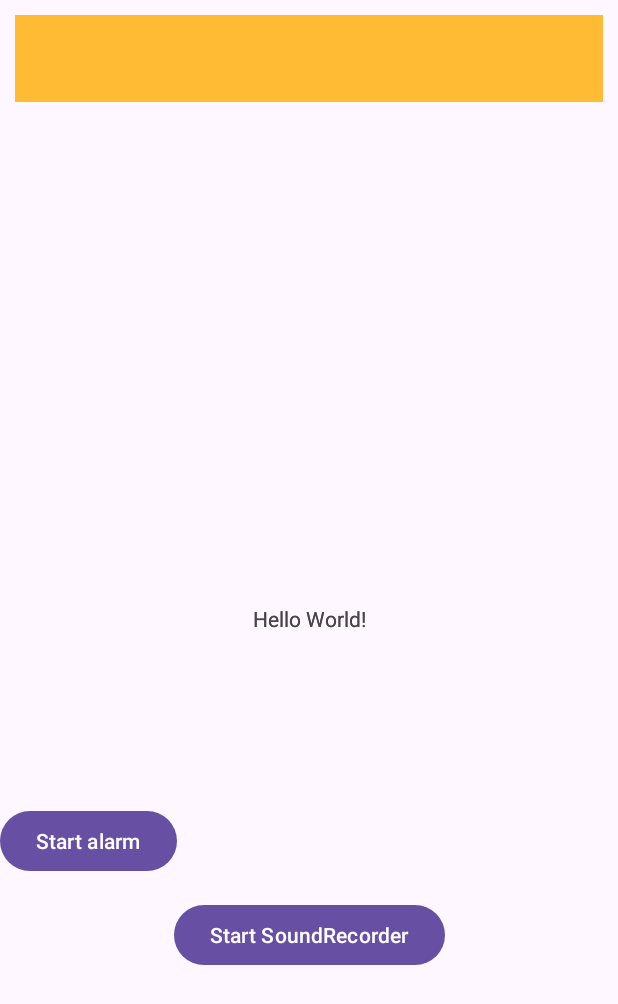
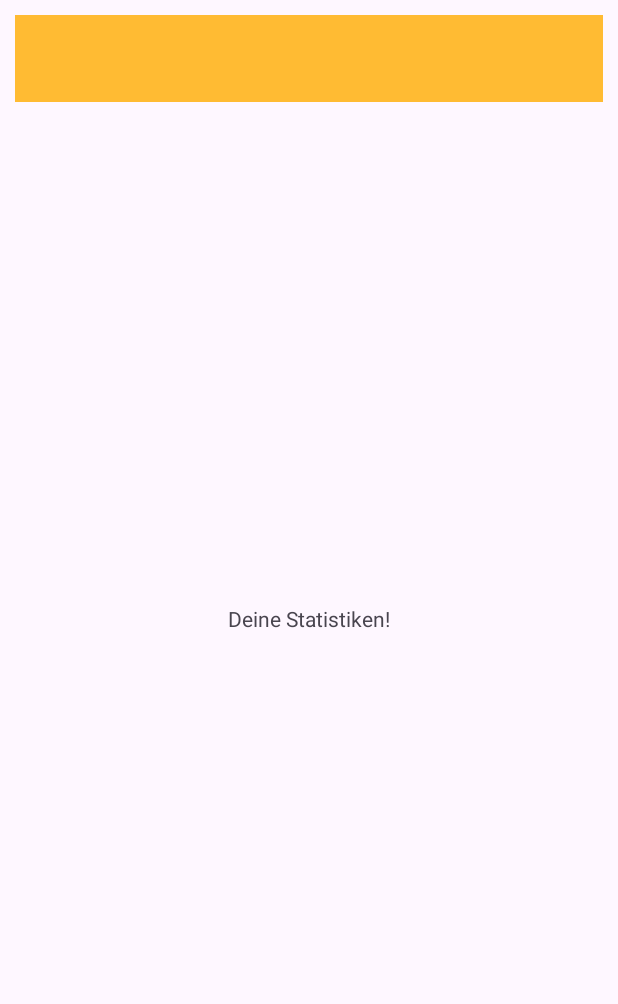
Before and after one commit to melina237/poweRise, an Android app: the layout activity_statistics.xml on its own in the app's theme, with its tools: preview values and no code run, on a phone screen of 412 x 824 dp. Shown: the top 1004 px of the screen. Run offline under Robolectric (Android 15) with nearby library versions, the phone set to English and light mode, and no system bars.

Commit message:
stats activity

```diff
--- a/powerRise/app/src/main/AndroidManifest.xml
+++ b/powerRise/app/src/main/AndroidManifest.xml
@@ -27,6 +27,7 @@
         <activity android:name=".SoundRecorder" />
         <activity android:name=".LightSensor" />
         <activity android:name=".Alarm" />
+        <activity android:name=".StatisticsActivity" />
         <receiver android:name=".WeekdayReceiver" />
         <receiver android:name=".WeekendReceiver" />
 
--- a/powerRise/app/src/main/java/com/example/powerise/LightSensor.java
+++ b/powerRise/app/src/main/java/com/example/powerise/LightSensor.java
@@ -47,6 +47,7 @@ public class LightSensor extends AppCompatActivity implements SensorEventListene
         float lux = event.values[0];
         ImageView lightIcon = (ImageView) findViewById(R.id.lightIcon);
 
+
         if (lux > 10000 && belowThreshold) {
             belowThreshold = false;
 
--- a/powerRise/app/src/main/res/layout/statistics.xml
+++ b/powerRise/app/src/main/res/layout/activity_statistics.xml
@@ -10,16 +10,7 @@
         android:id="@+id/textView"
         android:layout_width="wrap_content"
         android:layout_height="wrap_content"
-        android:text="Hello World!"
-        app:layout_constraintBottom_toBottomOf="parent"
-        app:layout_constraintEnd_toEndOf="parent"
-        app:layout_constraintStart_toStartOf="parent"
-        app:layout_constraintTop_toTopOf="parent" />
-    <TextView
-        android:id="@+id/morningView"
-        android:layout_width="wrap_content"
-        android:layout_height="wrap_content"
-        android:text="Hello World!"
+        android:text="Deine Statistiken!"
         app:layout_constraintBottom_toBottomOf="parent"
         app:layout_constraintEnd_toEndOf="parent"
         app:layout_constraintStart_toStartOf="parent"
@@ -46,27 +37,6 @@
         app:layout_constraintStart_toStartOf="parent"
         app:layout_constraintTop_toTopOf="parent"
         app:layout_constraintVertical_bias="0.6" />
-    <Button
-        android:id="@+id/button_start_noise_alert"
-        android:layout_width="wrap_content"
-        android:layout_height="wrap_content"
-        android:onClick="startSoundRecorder"
-        android:text="Start SoundRecorder"
-        app:layout_constraintBottom_toBottomOf="parent"
-        app:layout_constraintEnd_toEndOf="parent"
-        app:layout_constraintStart_toStartOf="parent"
-        app:layout_constraintTop_toBottomOf="@+id/textView" />
 
-    <Button
-        android:id="@+id/button_start_alarm"
-        android:layout_width="wrap_content"
-        android:layout_height="wrap_content"
-        android:onClick="startAlarm"
-        android:text="Start alarm"
-        app:layout_constraintBottom_toBottomOf="parent"
-        app:layout_constraintEnd_toEndOf="parent"
-        app:layout_constraintHorizontal_bias="0.0"
-        app:layout_constraintStart_toStartOf="parent"
-        app:layout_constraintTop_toBottomOf="@+id/textView"
-        app:layout_constraintVertical_bias="0.324" />
+
 </androidx.constraintlayout.widget.ConstraintLayout>
```
Also changed, not shown: powerRise/app/src/main/java/com/example/powerise/MainActivity.java (+24 -0 lines), powerRise/app/src/main/java/com/example/powerise/StatisticsActivity.java (added, +42 -0 lines), powerRise/app/src/main/res/layout/activity_main.xml (+19 -21 lines).
